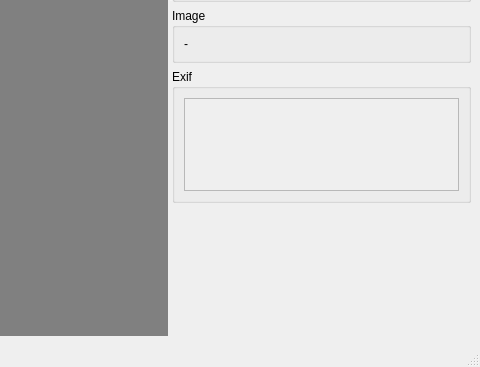
Before: the Qt Designer form detectorist/detectorist_app_gui.ui in kenwer/detectorist, drawn with Qt 5; both pictures show x 1020 to 1500 and y 383 to 750 of the 1500 by 750 pixel window.
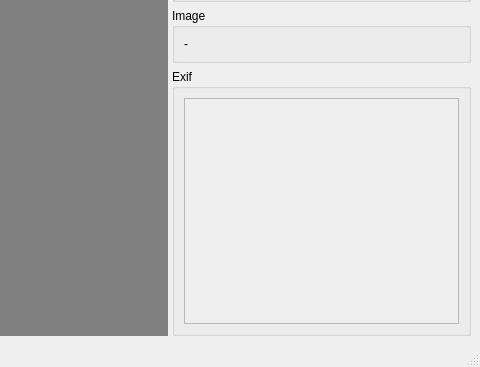
After: the same form once the commit is applied.

Commit message: Expand UI space for EXIF data to display more

Patch:
```diff
--- a/detectorist/detectorist_app_gui.ui
+++ b/detectorist/detectorist_app_gui.ui
@@ -336,7 +336,7 @@
           <property name="title">
            <string>Exif</string>
           </property>
-          <layout class="QHBoxLayout" name="horizontalLayout_2">
+          <layout class="QHBoxLayout" name="horizontalLayout">
            <item>
             <widget class="QScrollArea" name="scrollArea">
              <property name="widgetResizable">
@@ -348,11 +348,11 @@
                 <x>0</x>
                 <y>0</y>
                 <width>298</width>
-                <height>72</height>
+                <height>161</height>
                </rect>
               </property>
-              <layout class="QHBoxLayout" name="horizontalLayout">
-               <item>
+              <layout class="QHBoxLayout" name="horizontalLayout_2">
+               <item alignment="Qt::AlignmentFlag::AlignTop">
                 <widget class="QLabel" name="imageExifLabel"/>
                </item>
               </layout>
@@ -362,19 +362,6 @@
           </layout>
          </widget>
         </item>
-        <item>
-         <spacer name="rightSideVerticalSpacer">
-          <property name="orientation">
-           <enum>Qt::Orientation::Vertical</enum>
-          </property>
-          <property name="sizeHint" stdset="0">
-           <size>
-            <width>20</width>
-            <height>40</height>
-           </size>
-          </property>
-         </spacer>
-        </item>
        </layout>
       </widget>
      </widget>
```
Left out of the diff: 2 changed lines with no effect on the pictures. The commit also changes 2 other files.
